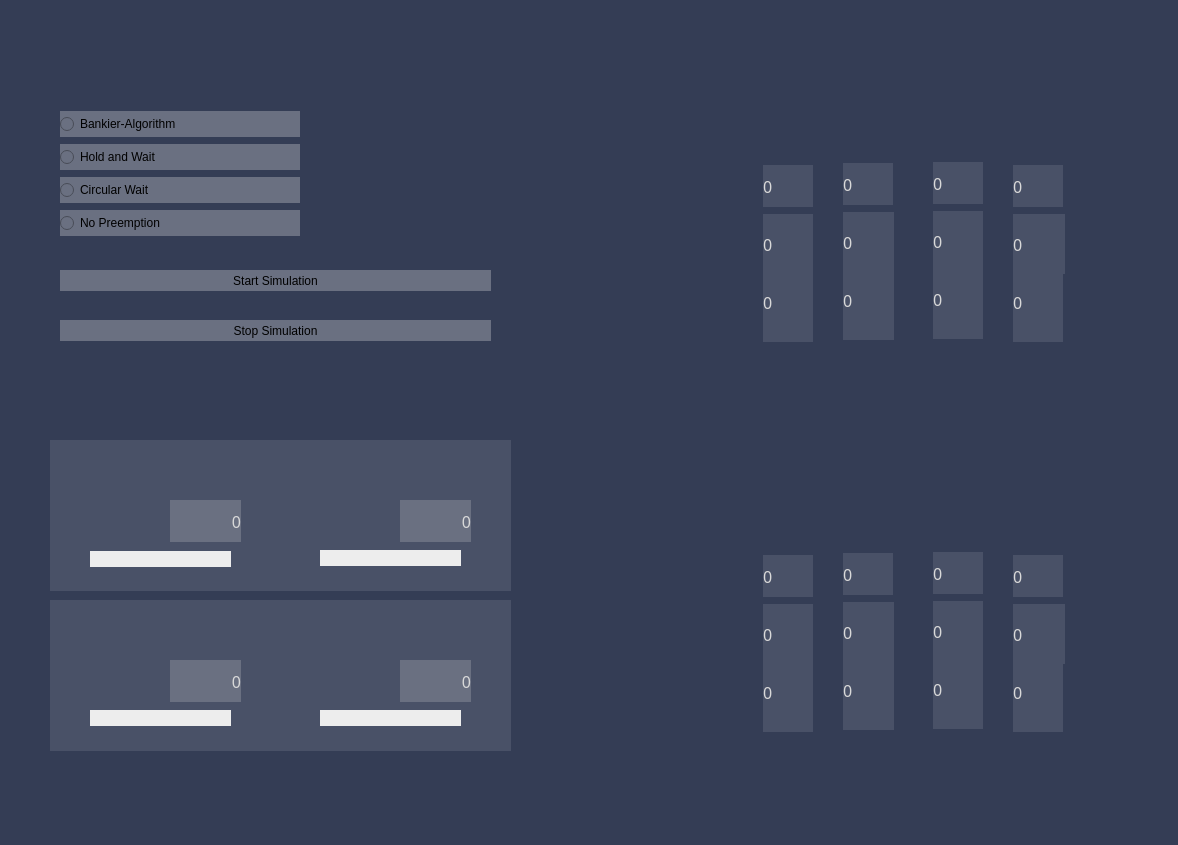
First picture: the form in DeadLocks-Final-Test/mainwindow.ui, repository breathTake/Deadlocks-Algorithm-Simulation, before the edit.
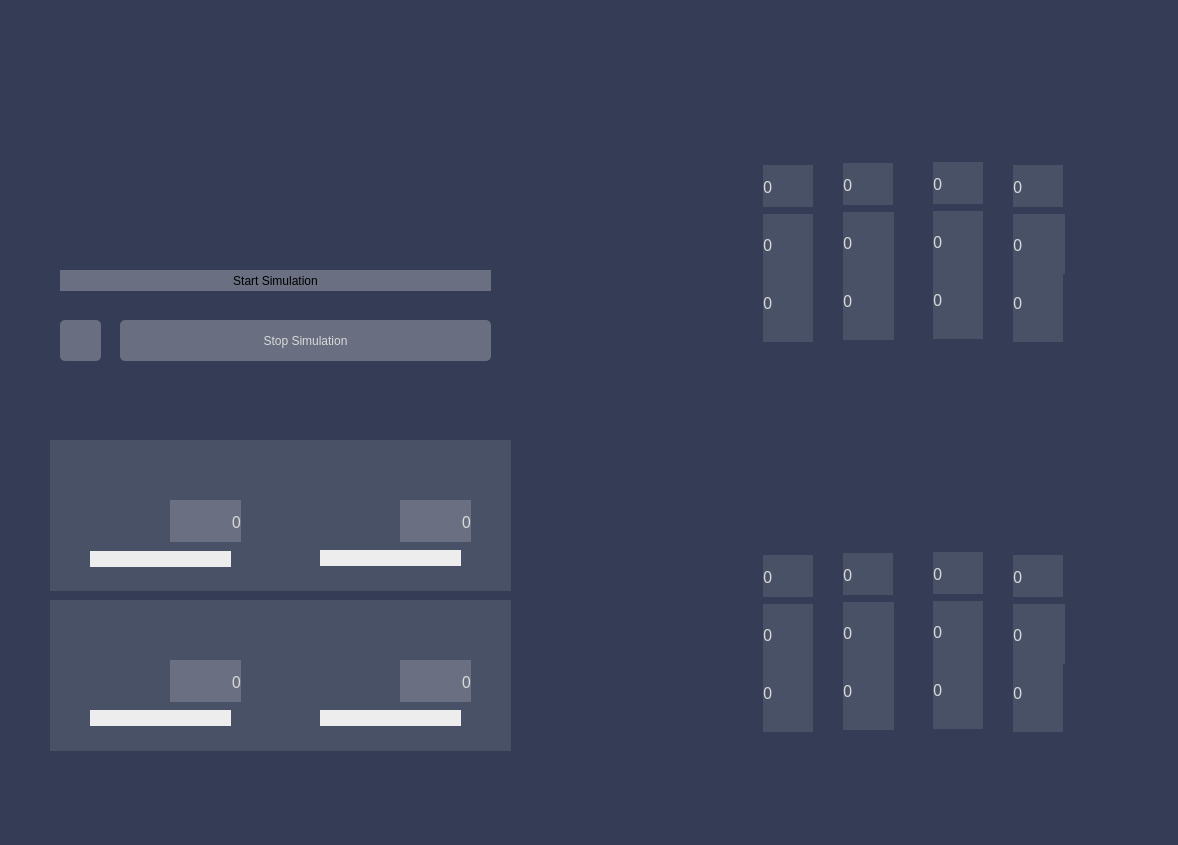
Second picture: the form after the edit. Icons and pictures are not drawn.

Commit message:
added deadlock_avoidance_api class
added class
changed ui stuff (buttons stylesheet)

```diff
--- a/DeadLocks-Final-Test/mainwindow.ui
+++ b/DeadLocks-Final-Test/mainwindow.ui
@@ -356,22 +356,6 @@
      <set>Qt::AlignRight|Qt::AlignTrailing|Qt::AlignVCenter</set>
     </property>
    </widget>
-   <widget class="QLabel" name="Deadlock_test_running_label">
-    <property name="geometry">
-     <rect>
-      <x>30</x>
-      <y>20</y>
-      <width>491</width>
-      <height>371</height>
-     </rect>
-    </property>
-    <property name="styleSheet">
-     <string notr="true">image: url(:/resources/Oversight_background.png);</string>
-    </property>
-    <property name="text">
-     <string/>
-    </property>
-   </widget>
    <widget class="QGroupBox" name="OccupationMatrix">
     <property name="geometry">
      <rect>
@@ -1063,94 +1047,34 @@
    <widget class="QPushButton" name="button_stop_simulation">
     <property name="geometry">
      <rect>
-      <x>60</x>
+      <x>120</x>
       <y>320</y>
-      <width>431</width>
-      <height>21</height>
+      <width>371</width>
+      <height>41</height>
      </rect>
     </property>
     <property name="styleSheet">
-     <string notr="true">border: none;
-background-color: rgb(106, 112, 129);
-font: 500 13pt &quot;Futura PT&quot;;</string>
+     <string notr="true">QPushButton {
+    border-radius: 5px;
+	background-color: rgb(105, 111, 128);
+	font: 18pt &quot;Futura BdCn BT&quot;;
+	color: rgb(217, 217, 217);
+}
+QPushButton::pressed {
+    border-radius: 5px;
+	background-color: rgb(43, 48, 63);
+	font: 18pt &quot;Futura BdCn BT&quot;;
+	color: rgb(217, 217, 217);
+}
+QPushButton::hover {
+	background-color: rgb(152, 161, 186);
+}
+</string>
     </property>
     <property name="text">
      <string>Stop Simulation</string>
     </property>
    </widget>
-   <widget class="QRadioButton" name="radio_preempt">
-    <property name="geometry">
-     <rect>
-      <x>60</x>
-      <y>210</y>
-      <width>240</width>
-      <height>26</height>
-     </rect>
-    </property>
-    <property name="styleSheet">
-     <string notr="true">border: none;
-background-color: rgb(106, 112, 129);
-font: 500 13pt &quot;Futura PT&quot;;</string>
-    </property>
-    <property name="text">
-     <string>No Preemption</string>
-    </property>
-   </widget>
-   <widget class="QRadioButton" name="radio_bankier">
-    <property name="geometry">
-     <rect>
-      <x>60</x>
-      <y>111</y>
-      <width>240</width>
-      <height>26</height>
-     </rect>
-    </property>
-    <property name="styleSheet">
-     <string notr="true">border: none;
-background-color: rgb(106, 112, 129);
-font: 500 13pt &quot;Futura PT&quot;;</string>
-    </property>
-    <property name="text">
-     <string>Bankier-Algorithm</string>
-    </property>
-   </widget>
-   <widget class="QRadioButton" name="radio_holdwait">
-    <property name="geometry">
-     <rect>
-      <x>60</x>
-      <y>144</y>
-      <width>240</width>
-      <height>26</height>
-     </rect>
-    </property>
-    <property name="styleSheet">
-     <string notr="true">border: none;
-background-color: rgb(106, 112, 129);
-font: 500 13pt &quot;Futura PT&quot;;</string>
-    </property>
-    <property name="text">
-     <string>Hold and Wait</string>
-    </property>
-   </widget>
-   <widget class="QRadioButton" name="radio_circularw">
-    <property name="geometry">
-     <rect>
-      <x>60</x>
-      <y>177</y>
-      <width>240</width>
-      <height>26</height>
-     </rect>
-    </property>
-    <property name="styleSheet">
-     <string notr="true">border: none;
-background-color: rgb(106, 112, 129);
-font: 500 13pt &quot;Futura PT&quot;;
-</string>
-    </property>
-    <property name="text">
-     <string>Circular Wait</string>
-    </property>
-   </widget>
    <widget class="QPushButton" name="button_start_simulation">
     <property name="geometry">
      <rect>
@@ -1169,7 +1093,54 @@
      <string>Start Simulation</string>
     </property>
    </widget>
-   <zorder>Deadlock_test_running_label</zorder>
+   <widget class="QPushButton" name="button_restart_simulation">
+    <property name="geometry">
+     <rect>
+      <x>60</x>
+      <y>320</y>
+      <width>41</width>
+      <height>41</height>
+     </rect>
+    </property>
+    <property name="styleSheet">
+     <string notr="true">QPushButton {
+    border-radius: 5px;
+	background-color: rgb(105, 111, 128);
+	font: 18pt &quot;Futura BdCn BT&quot;;
+	color: rgb(217, 217, 217);
+}
+QPushButton::pressed {
+    border-radius: 5px;
+	background-color: rgb(43, 48, 63);
+	font: 18pt &quot;Futura BdCn BT&quot;;
+	color: rgb(217, 217, 217);
+}
+QPushButton::hover {
+	background-color: rgb(152, 161, 186);
+}
+</string>
+    </property>
+    <property name="text">
+     <string/>
+    </property>
+   </widget>
+   <widget class="QLabel" name="background_resources_2">
+    <property name="geometry">
+     <rect>
+      <x>10</x>
+      <y>20</y>
+      <width>531</width>
+      <height>371</height>
+     </rect>
+    </property>
+    <property name="styleSheet">
+     <string notr="true">image: url(:/resources/Background_resources.png);</string>
+    </property>
+    <property name="text">
+     <string/>
+    </property>
+   </widget>
+   <zorder>background_resources_2</zorder>
    <zorder>background_resources</zorder>
    <zorder>Printer_background_label</zorder>
    <zorder>Cd_background_label</zorder>
@@ -1186,11 +1157,8 @@
    <zorder>OccupationMatrix</zorder>
    <zorder>OccupationMatrix_2</zorder>
    <zorder>button_stop_simulation</zorder>
-   <zorder>radio_preempt</zorder>
-   <zorder>radio_bankier</zorder>
-   <zorder>radio_holdwait</zorder>
-   <zorder>radio_circularw</zorder>
    <zorder>button_start_simulation</zorder>
+   <zorder>button_restart_simulation</zorder>
   </widget>
   <widget class="QMenuBar" name="menubar">
    <property name="geometry">
```
The commit also changes 9 other files.
